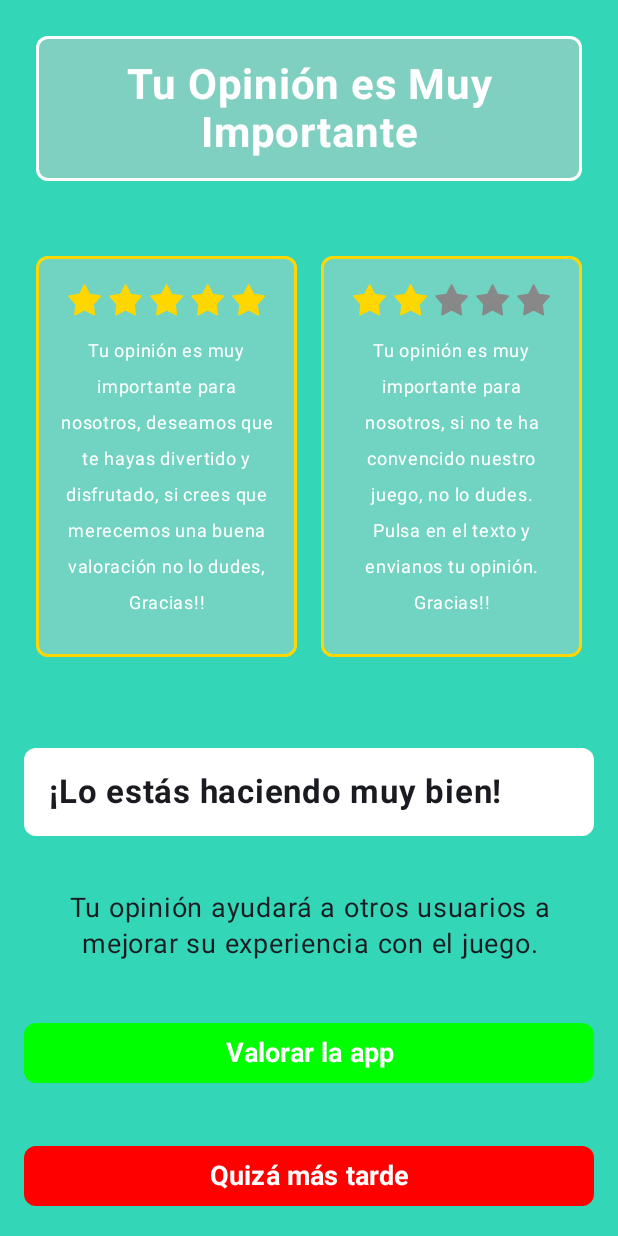
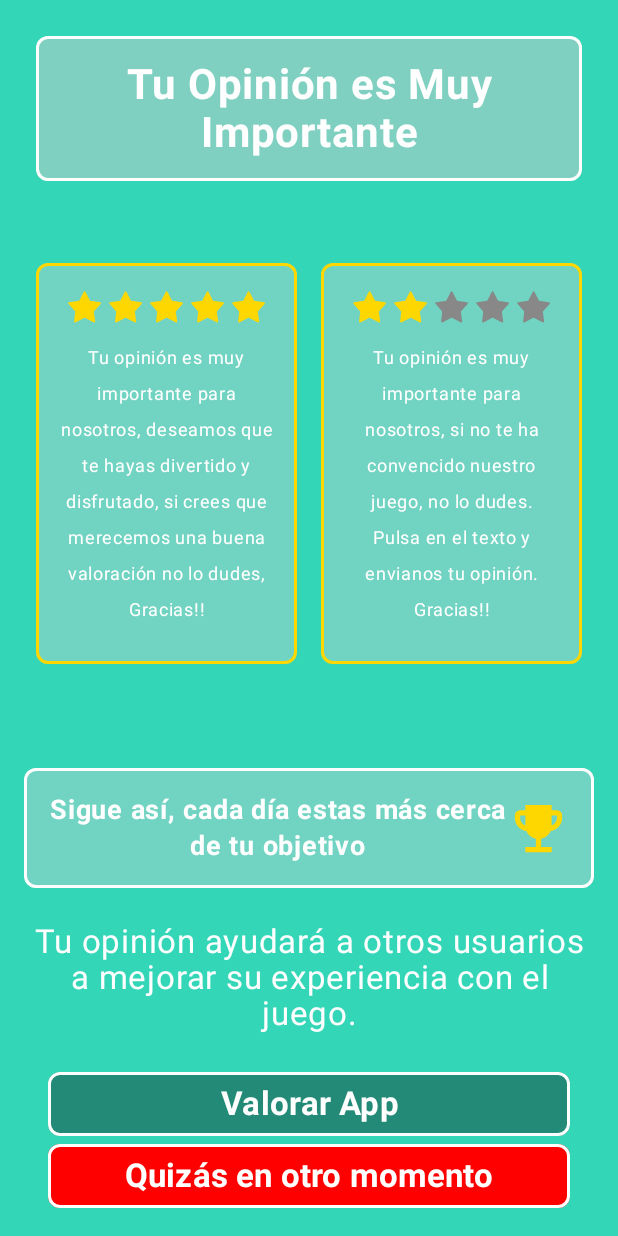
Before and after one commit to juanfranj/AppJetpackComposeCatalogo, an Android app built with Jetpack Compose: the ValorarAppScreen screen opened through its navigation route, on a phone screen of 412 x 824 dp. Run offline under Robolectric (Android 15) with nearby library versions, the phone set to English and light mode, and no system bars; our stand-ins replace Dagger/Hilt's generated code.

Commit message:
pantalla valorar terminada

```diff
--- a/app/src/main/java/com/cursojetpackcompose/jetpackcomposecatalogomio/pruebas/valorarApp/ui/ValorarAppScreen.kt
+++ b/app/src/main/java/com/cursojetpackcompose/jetpackcomposecatalogomio/pruebas/valorarApp/ui/ValorarAppScreen.kt
@@ -3,11 +3,14 @@ package com.cursojetpackcompose.jetpackcomposecatalogomio.pruebas.valorarApp.ui
 import android.content.Context
 import android.content.Intent
 import android.net.Uri
+import androidx.compose.foundation.BorderStroke
 import androidx.compose.foundation.background
 import androidx.compose.foundation.border
 import androidx.compose.foundation.clickable
 import androidx.compose.foundation.layout.*
 import androidx.compose.foundation.shape.RoundedCornerShape
+import androidx.compose.material.icons.Icons
+import androidx.compose.material.icons.filled.EmojiEvents
 import androidx.compose.material3.Button
 import androidx.compose.material3.ButtonDefaults
 import androidx.compose.material3.Icon
@@ -27,7 +30,7 @@ import androidx.compose.ui.unit.sp
 import androidx.navigation.NavHostController
 import com.cursojetpackcompose.jetpackcomposecatalogomio.R
 import com.cursojetpackcompose.jetpackcomposecatalogomio.model.Routes
-import com.cursojetpackcompose.jetpackcomposecatalogomio.ui.theme.BotonAzul
+import com.cursojetpackcompose.jetpackcomposecatalogomio.ui.theme.BotonVerde
 import com.cursojetpackcompose.jetpackcomposecatalogomio.ui.theme.Dorado
 import com.cursojetpackcompose.jetpackcomposecatalogomio.ui.theme.TituloCard
 
@@ -51,50 +54,45 @@ fun ValorarAppScreen(
             TextoValorarAppCabecera(Alignment.CenterHorizontally)
             BodyValorarApp(context)
             Spacer(modifier = Modifier.height(16.dp))
-            Box(
+            TextoMotivacion()
+            TextoAuxiliar()
+            Fotter(navigationController, context)
+
+        }
+    }
+}
+
+@Composable
+fun Fotter(navigationController: NavHostController, context: Context) {
+    Column(
         modifier = Modifier
             .fillMaxWidth()
-                    .padding(16.dp)
-                    .background(Color.White, RoundedCornerShape(8.dp))
-                    .padding(16.dp)
-            ) {
-                Text(
-                    text = "¡Lo estás haciendo muy bien!",
-                    fontWeight = FontWeight.Bold,
-                    fontSize = 22.sp,
-                    textAlign = TextAlign.Center
+            .padding(16.dp),
+        horizontalAlignment = Alignment.CenterHorizontally
     )
-            }
-            Spacer(modifier = Modifier.height(16.dp))
-            Text(
-                modifier = Modifier.padding(horizontal = 16.dp),
-                text = "Tu opinión ayudará a otros usuarios a mejorar su experiencia con el juego.",
-                fontWeight = FontWeight.Normal,
-                fontSize = 18.sp,
-                textAlign = TextAlign.Center
-            )
-            Spacer(modifier = Modifier.height(16.dp))
+    {
         Button(
             onClick = {
                 // Acción para redirigir a la valoración de la app
                 val intent = Intent(Intent.ACTION_VIEW)
                 intent.data =
-                        Uri.parse("market://details?id=com.example.app") // Reemplaza con tu app ID
+                    Uri.parse("https://play.google.com/store/apps/details?id=com.estudiartablas.tablasmultiplicar") // Reemplaza con tu app ID
                 context.startActivity(intent)
             },
             colors = ButtonDefaults.buttonColors(
-                    containerColor = Color.Green,
+                containerColor = BotonVerde,
                 contentColor = Color.White
             ),
             shape = RoundedCornerShape(8.dp),
+            border = BorderStroke(2.dp, Color.White),
             modifier = Modifier
                 .fillMaxWidth()
-                    .padding(16.dp)
+                .padding(horizontal = 16.dp)
         ) {
             Text(
-                    text = "Valorar la app",
+                text = stringResource(id = R.string.Boton_valorar),
                 fontWeight = FontWeight.Bold,
-                    fontSize = 18.sp,
+                fontSize = 22.sp,
                 textAlign = TextAlign.Center
             )
         }
@@ -105,18 +103,65 @@ fun ValorarAppScreen(
                 contentColor = Color.White
             ),
             shape = RoundedCornerShape(8.dp),
+            border = BorderStroke(2.dp, Color.White),
             modifier = Modifier
                 .fillMaxWidth()
-                    .padding(16.dp)
+                .padding(horizontal = 16.dp)
         ) {
             Text(
-                    text = "Quizá más tarde",
+                text = stringResource(id = R.string.Boton_rechazar),
                 fontWeight = FontWeight.Bold,
-                    fontSize = 18.sp,
+                fontSize = 22.sp,
                 textAlign = TextAlign.Center
             )
         }
     }
+}
+
+@Composable
+fun TextoAuxiliar() {
+    Text(
+        modifier = Modifier.padding(horizontal = 16.dp),
+        text = "Tu opinión ayudará a otros usuarios a mejorar su experiencia con el juego.",
+        fontWeight = FontWeight.Normal,
+        fontSize = 22.sp,
+        textAlign = TextAlign.Center,
+        color = Color.White
+    )
+}
+
+@Composable
+fun TextoMotivacion() {
+    Box(
+        modifier = Modifier
+            .fillMaxWidth()
+            .padding(16.dp)
+            .background(Color.LightGray.copy(alpha = 0.4f), RoundedCornerShape(8.dp))
+            .border(2.dp, Color.White, RoundedCornerShape(8.dp))
+            .padding(16.dp)
+    ) {
+        Row(
+            modifier = Modifier.fillMaxWidth(),
+            verticalAlignment = Alignment.CenterVertically,
+            horizontalArrangement = Arrangement.Center
+        ) {
+
+            Text(
+                text = stringResource(id = R.string.Valorar_motivacion),
+                fontWeight = FontWeight.Bold,
+                fontSize = 18.sp,
+                textAlign = TextAlign.Center,
+                color = Color.White,
+                modifier = Modifier.weight(1f)
+            )
+            Icon(
+                imageVector = Icons.Filled.EmojiEvents, // Icono de corona
+                contentDescription = "Corona",
+                tint = Dorado, // Color dorado
+                modifier = Modifier.size(42.dp)
+            )
+        }
+
     }
 }
 
@@ -190,7 +235,7 @@ fun BodyValorarApp(context: Context) {
                         Icon(
                             painter = painterResource(id = android.R.drawable.star_on),
                             contentDescription = "Estrella",
-                            tint = if(it<2)Color(0xFFFFD700) else Color.Gray,
+                            tint = if (it < 2) Color(0xFFFFD700) else Color.Gray,
                         )
                     }
                 }
@@ -236,7 +281,8 @@ fun TextoValorarAppCabecera(center: Alignment.Horizontal) {
 
 fun enviarCorreo(context: Context, destinatario: String, asunto: String, mensaje: String) {
     val intent = Intent(Intent.ACTION_SENDTO).apply {
-        data = Uri.parse("mailto:") // Solo las aplicaciones de correo electrónico deberían manejar esto
+        data =
+            Uri.parse("mailto:") // Solo las aplicaciones de correo electrónico deberían manejar esto
         putExtra(Intent.EXTRA_EMAIL, arrayOf(destinatario))
         putExtra(Intent.EXTRA_SUBJECT, asunto)
         putExtra(Intent.EXTRA_TEXT, mensaje)
@@ -251,6 +297,11 @@ fun enviarCorreo(context: Context, destinatario: String, asunto: String, mensaje
             putExtra(Intent.EXTRA_SUBJECT, asunto)
             putExtra(Intent.EXTRA_TEXT, mensaje)
         }
-        context.startActivity(Intent.createChooser(fallbackIntent, "Elige una aplicación de correo"))
+        context.startActivity(
+            Intent.createChooser(
+                fallbackIntent,
+                "Elige una aplicación de correo"
+            )
+        )
     }
 }
--- a/app/src/main/res/values/strings.xml
+++ b/app/src/main/res/values/strings.xml
@@ -27,12 +27,12 @@
     <string name="Boton_repetir">Repetir</string>
     <string name="Boton_menu">Menu</string>
     <string name="Boton_valorar">Valorar App</string>
-
+    <string name="Boton_rechazar">Quizás en otro momento</string>
     //Valorar App
     <string name="Valorar_titulo">Tu Opinión es Muy Importante</string>
     <string name="Valorar_positivo">Tu opinión es muy importante para nosotros, deseamos que te hayas divertido y disfrutado, si crees que merecemos una buena valoración no lo dudes, Gracias!!</string>
     <string name="Valorar_negativo">Tu opinión es muy importante para nosotros, si no te ha convencido nuestro juego, no lo dudes. Pulsa en el texto y envianos tu opinión. Gracias!!</string>
-
+    <string name="Valorar_motivacion">Sigue así, cada día estas más cerca de tu objetivo</string>
 
 
 </resources>
```
Lines whose indentation alone changed are shown as unchanged.
